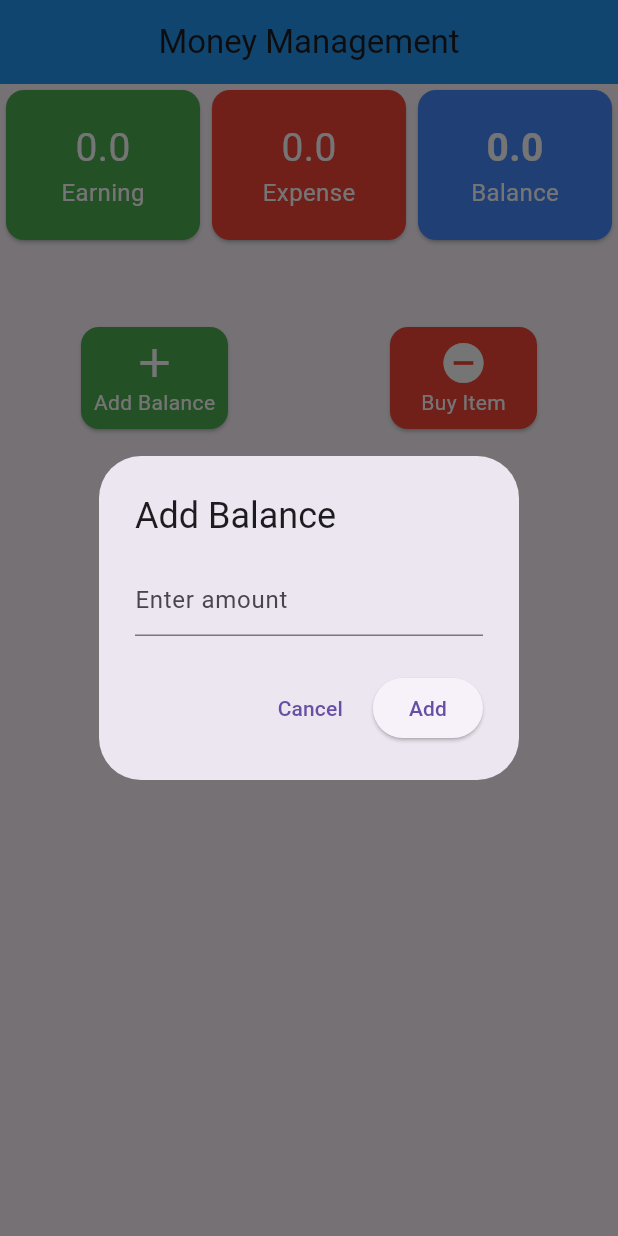
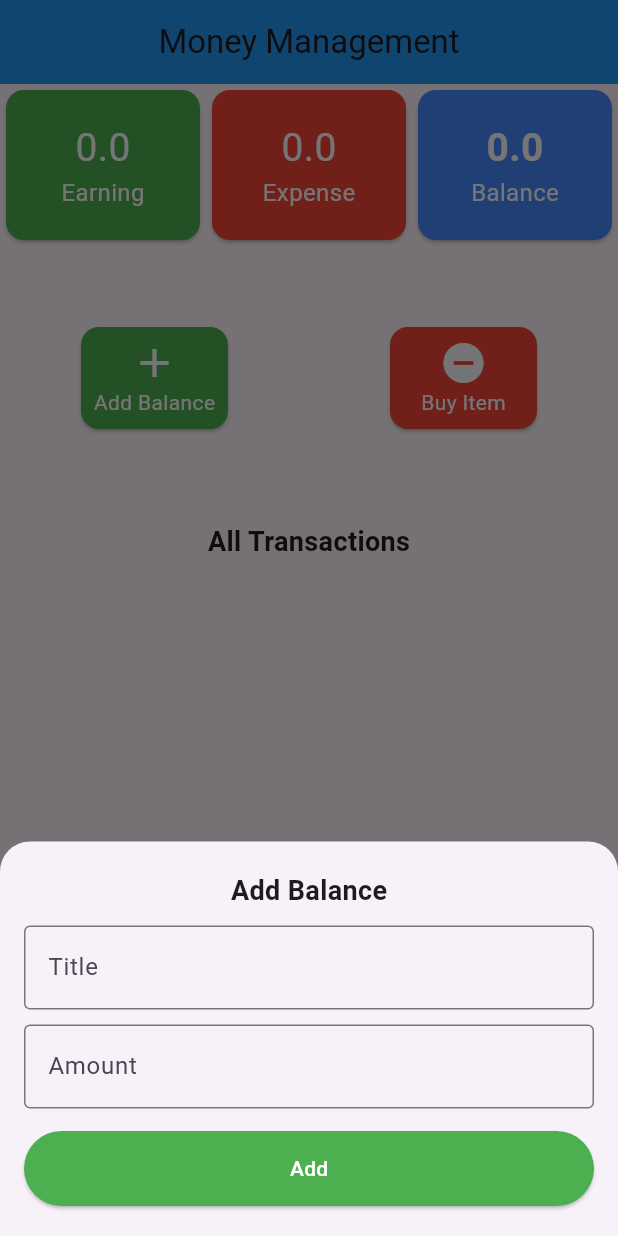
Before and after one commit to Motaher77899/List, a Flutter app: the screen it shows after launch, after a tap on "Add Balance", on a phone screen of 412 x 824 dp. Run offline on Flutter 3.47's test engine with Material 3 defaults, Android fonts, the phone set to English and light mode, and no system bars; our stand-ins replace percent_indicator, wave.

Commit message:
MoneyManagement

```diff
--- a/lib/MoneyManagment.dart
+++ b/lib/MoneyManagment.dart
@@ -1,209 +1,3 @@
-// import 'package:flutter/material.dart';
-// class MoneyManagment extends StatefulWidget {
-//   const MoneyManagment({super.key});
-//
-//   @override
-//   State<MoneyManagment> createState() => _MoneyManagmentState();
-// }
-//
-// class _MoneyManagmentState extends State<MoneyManagment> with SingleTickerProviderStateMixin{
-//
-//   double _earning = 0;
-//   double _expense = 0;
-//   double _balance = 0;
-//   final List<Map<String, dynamic>> _earningList = [];
-//   final List<Map<String, dynamic>> _expenseList = [];
-//
-//   @override
-//
-//
-//
-//   //Add Balance
-//
-//   void _showAddBalanceDialog() {
-//     final TextEditingController _amountController = TextEditingController();
-//
-//     showDialog(
-//       context: context,
-//       builder: (context) => AlertDialog(
-//         title: const Text("Add Balance"),
-//         content: TextField(
-//           controller: _amountController,
-//           keyboardType: TextInputType.number,
-//           decoration: const InputDecoration(hintText: "Enter amount"),
-//         ),
-//         actions: [
-//           TextButton(
-//             onPressed: () => Navigator.pop(context),
-//             child: const Text("Cancel"),
-//           ),
-//           ElevatedButton(
-//             onPressed: () {
-//               double amount = double.tryParse(_amountController.text) ?? 0;
-//               if (amount > 0) {
-//                 setState(() {
-//                   _balance += amount;
-//                   _earning += amount; // চাইলে শুধু balance-এও রাখতে পারো
-//                 });
-//               }
-//               Navigator.pop(context);
-//             },
-//             child: const Text("Add"),
-//           ),
-//         ],
-//       ),
-//     );
-//   }
-//
-//
-//   //Remove Balance
-//
-//   void _showRemoveBalanceDialog() {
-//     final TextEditingController _amountController = TextEditingController();
-//
-//     showDialog(
-//       context: context,
-//       builder: (context) => AlertDialog(
-//         title: const Text("Remove Balance"),
-//         content: TextField(
-//           controller: _amountController,
-//           keyboardType: TextInputType.number,
-//           decoration: const InputDecoration(hintText: "Enter amount"),
-//         ),
-//         actions: [
-//           TextButton(
-//             onPressed: () => Navigator.pop(context),
-//             child: const Text("Cancel"),
-//           ),
-//           ElevatedButton(
-//             onPressed: () {
-//               double amount = double.tryParse(_amountController.text) ?? 0;
-//               if (amount > 0 && amount <= _balance) {
-//                 setState(() {
-//                   _balance -= amount;
-//                   _expense += amount;
-//                 });
-//               }
-//               Navigator.pop(context);
-//             },
-//             child: const Text("Remove"),
-//           ),
-//         ],
-//       ),
-//     );
-//   }
-//
-//     @override
-//   Widget build(BuildContext context) {
-//     return Scaffold(
-//       appBar: AppBar(
-//
-//         title: const Text("Money Managment"),
-//         backgroundColor: Colors.blue,
-//         centerTitle: true,
-//
-//       ),
-//       body: Column(
-//         children: [
-//           Row(
-//             children: [
-//               _SummaryCard(title: 'Earning', value: _earning, color: Colors.green, fontWeight: FontWeight.normal,  ),
-//               _SummaryCard(title: 'Expense', value: _expense, color: Colors.red, fontWeight:FontWeight.normal ),
-//               _SummaryCard(title: 'Balance', value: _balance, color: Colors.blueAccent, fontWeight: FontWeight.bold)
-//             ],
-//
-//           ),
-//           Row(
-//             children: [
-//               _BalanceCard(icon:Icons.add , title: 'Add Balance', color: Colors.green,onTap: _showAddBalanceDialog),
-//               _BalanceCard(icon:Icons.remove_circle, title: 'Buy Item', color: Colors.red, onTap:_showRemoveBalanceDialog )
-//             ],
-//           ),
-//           _buildList(_earningList, Colors.green, true),
-//           _buildList(_expenseList, Colors.red, false),
-//         ],
-//       ),
-//
-//     );
-//   }
-// }
-// Widget _SummaryCard({required String title,required double value,required Color color,required FontWeight fontWeight }){
-//   return Expanded(
-//     child: Card(
-//       color:color,
-//       child: Padding(
-//         padding: const EdgeInsets.all(20.0),
-//         child: Column(
-//           children: [
-//             Text(value.toString(),style: TextStyle(
-//                 fontSize: 26,
-//                 color: Colors.white,
-//                 fontWeight: fontWeight
-//             )
-//             ),
-//             Text(title,style: TextStyle(
-//                 fontSize: 16,
-//                 color: Colors.white,
-//
-//             ))
-//
-//           ],
-//         ),
-//       ),
-//     ),
-//   );
-//
-//
-// }
-// Widget _BalanceCard({required IconData icon, required String title, required Color color, required VoidCallback onTap}){
-//   return   Expanded(
-//     child: Padding(
-//       padding: const EdgeInsets.all(50.0),
-//       child: InkWell(
-//         onTap: onTap,
-//         child: Card(
-//           color:color,
-//           child: Padding(
-//             padding: const EdgeInsets.all(8.0),
-//             child: Column(
-//               children: [
-//                 Icon(icon,color: Colors.white,size: 32,),
-//                 Text(title,style: TextStyle(color: Colors.white),)
-//               ],
-//             ),
-//           ),
-//         ),
-//       ),
-//     ),
-//   );
-//
-// }
-// Widget _buildList(List<Map<String,dynamic>>items, Color color,bool isEarning){
-//   return Expanded(
-//     child: ListView.builder(
-//         itemCount: items.length,
-//         itemBuilder: (context,index){
-//           return Card(
-//             child: ListTile(
-//               leading: CircleAvatar(
-//                 backgroundColor: color.withOpacity(0.2),
-//               ),
-//               title: Text(items[index]['title']),
-//               subtitle: Text(items[index]['date'].toString()),
-//               trailing: Text(
-//                 '৳ ${items[index]['amount']}',
-//                 style: TextStyle(
-//                     color: color,
-//                     fontWeight: FontWeight.bold
-//                 ),
-//               ),
-//
-//             ),
-//           );
-//         }),
-//   );
-// }
-
 
 import 'package:flutter/material.dart';
 
@@ -223,34 +17,64 @@ class _MoneyManagmentState extends State<MoneyManagment>
   final List<Map<String, dynamic>> _expenseList = [];
   final List<Map<String, dynamic>> _transactions = []; // merged list
 
-  // Add Balance
-  void _showAddBalanceDialog() {
+  void _showAddBalanceSheet() {
+    final TextEditingController _titleController = TextEditingController();
     final TextEditingController _amountController = TextEditingController();
 
-    showDialog(
+    showModalBottomSheet(
       context: context,
-      builder: (context) => AlertDialog(
-        title: const Text("Add Balance"),
-        content: TextField(
+      isScrollControlled: true,
+      shape: const RoundedRectangleBorder(
+        borderRadius: BorderRadius.vertical(top: Radius.circular(20)),
+      ),
+      builder: (context) {
+        return Padding(
+          padding: EdgeInsets.only(
+            left: 16,
+            right: 16,
+            top: 20,
+            bottom: MediaQuery.of(context).viewInsets.bottom + 20,
+          ),
+          child: Column(
+            mainAxisSize: MainAxisSize.min,
+            children: [
+              const Text("Add Balance",
+                  style: TextStyle(fontSize: 18, fontWeight: FontWeight.bold)),
+              const SizedBox(height: 10),
+              TextField(
+                controller: _titleController,
+                decoration: const InputDecoration(
+                  labelText: "Title",
+                  border: OutlineInputBorder(),
+                ),
+              ),
+              const SizedBox(height: 10),
+              TextField(
                 controller: _amountController,
                 keyboardType: TextInputType.number,
-          decoration: const InputDecoration(hintText: "Enter amount"),
+                decoration: const InputDecoration(
+                  labelText: "Amount",
+                  border: OutlineInputBorder(),
                 ),
-        actions: [
-          TextButton(
-            onPressed: () => Navigator.pop(context),
-            child: const Text("Cancel"),
               ),
+              const SizedBox(height: 15),
               ElevatedButton(
+                style: ElevatedButton.styleFrom(
+                  backgroundColor: Colors.green,
+                  minimumSize: const Size(double.infinity, 50),
+                ),
                 onPressed: () {
-              double amount = double.tryParse(_amountController.text) ?? 0;
-              if (amount > 0) {
+                  String title = _titleController.text.trim();
+                  double amount =
+                      double.tryParse(_amountController.text.trim()) ?? 0;
+
+                  if (title.isNotEmpty && amount > 0) {
                     setState(() {
                       _balance += amount;
                       _earning += amount;
 
                       final newEntry = {
-                    'title': 'Balance Added',
+                        'title': title,
                         'amount': amount,
                         'date': DateTime.now().toString().split('.')[0],
                         'type': 'earning'
@@ -259,44 +83,78 @@ class _MoneyManagmentState extends State<MoneyManagment>
                       _earningList.add(newEntry);
                       _transactions.add(newEntry);
                     });
+                    Navigator.pop(context);
                   }
-              Navigator.pop(context);
                 },
-            child: const Text("Add"),
+                child: const Text("Add",style: TextStyle(color: Colors.white)),
               ),
             ],
           ),
         );
+      },
+    );
   }
 
-  // Remove Balance
-  void _showRemoveBalanceDialog() {
+// Buy Item BottomSheet
+  void _showBuyItemSheet() {
+    final TextEditingController _titleController = TextEditingController();
     final TextEditingController _amountController = TextEditingController();
 
-    showDialog(
+    showModalBottomSheet(
       context: context,
-      builder: (context) => AlertDialog(
-        title: const Text("Remove Balance"),
-        content: TextField(
+      isScrollControlled: true,
+      shape: const RoundedRectangleBorder(
+        borderRadius: BorderRadius.vertical(top: Radius.circular(20)),
+      ),
+      builder: (context) {
+        return Padding(
+          padding: EdgeInsets.only(
+            left: 16,
+            right: 16,
+            top: 20,
+            bottom: MediaQuery.of(context).viewInsets.bottom + 20,
+          ),
+          child: Column(
+            mainAxisSize: MainAxisSize.min,
+            children: [
+              const Text("Buy Item",
+                  style: TextStyle(fontSize: 18, fontWeight: FontWeight.bold)),
+              const SizedBox(height: 10),
+              TextField(
+                controller: _titleController,
+                decoration: const InputDecoration(
+                  labelText: "Item Name",
+                  border: OutlineInputBorder(),
+                ),
+              ),
+              const SizedBox(height: 10),
+              TextField(
                 controller: _amountController,
                 keyboardType: TextInputType.number,
-          decoration: const InputDecoration(hintText: "Enter amount"),
+                decoration: const InputDecoration(
+                  labelText: "Amount",
+                  border: OutlineInputBorder(),
                 ),
-        actions: [
-          TextButton(
-            onPressed: () => Navigator.pop(context),
-            child: const Text("Cancel"),
               ),
+              const SizedBox(height: 15),
               ElevatedButton(
+                style: ElevatedButton.styleFrom(
+                  backgroundColor: Colors.red,
+                  minimumSize: const Size(double.infinity, 50),
+
+                ),
                 onPressed: () {
-              double amount = double.tryParse(_amountController.text) ?? 0;
-              if (amount > 0 && amount <= _balance) {
+                  String title = _titleController.text.trim();
+                  double amount =
+                      double.tryParse(_amountController.text.trim()) ?? 0;
+
+                  if (title.isNotEmpty && amount > 0 && amount <= _balance) {
                     setState(() {
                       _balance -= amount;
                       _expense += amount;
 
                       final newEntry = {
-                    'title': 'Item Purchased',
+                        'title': title,
                         'amount': amount,
                         'date': DateTime.now().toString().split('.')[0],
                         'type': 'expense'
@@ -305,15 +163,18 @@ class _MoneyManagmentState extends State<MoneyManagment>
                       _expenseList.add(newEntry);
                       _transactions.add(newEntry);
                     });
+                    Navigator.pop(context);
                   }
-              Navigator.pop(context);
                 },
-            child: const Text("Remove"),
+                child: const Text("Buy",style: TextStyle(color: Colors.white),),
               ),
             ],
           ),
         );
+      },
+    );
   }
+
 
   @override
   Widget build(BuildContext context) {
@@ -350,12 +211,12 @@ class _MoneyManagmentState extends State<MoneyManagment>
                   icon: Icons.add,
                   title: 'Add Balance',
                   color: Colors.green,
-                  onTap: _showAddBalanceDialog),
+                  onTap: _showAddBalanceSheet),
               _BalanceCard(
                   icon: Icons.remove_circle,
                   title: 'Buy Item',
                   color: Colors.red,
-                  onTap: _showRemoveBalanceDialog)
+                  onTap: _showBuyItemSheet)
             ],
           ),
           const Padding(
@@ -454,11 +315,11 @@ Widget _buildTransactionList(List<Map<String, dynamic>> transactions) {
                 color: color,
               ),
             ),
-            title: Text(item['title']),
+            title: Text(item['title'],style:TextStyle(fontSize: 20) ,),
             subtitle: Text(item['date'].toString()),
             trailing: Text(
               '৳ ${item['amount']}',
-              style: TextStyle(color: color, fontWeight: FontWeight.bold),
+              style: TextStyle(color: color, fontWeight: FontWeight.bold,fontSize: 20),
             ),
           ),
         );
```
Lines whose indentation alone changed are shown as unchanged.
